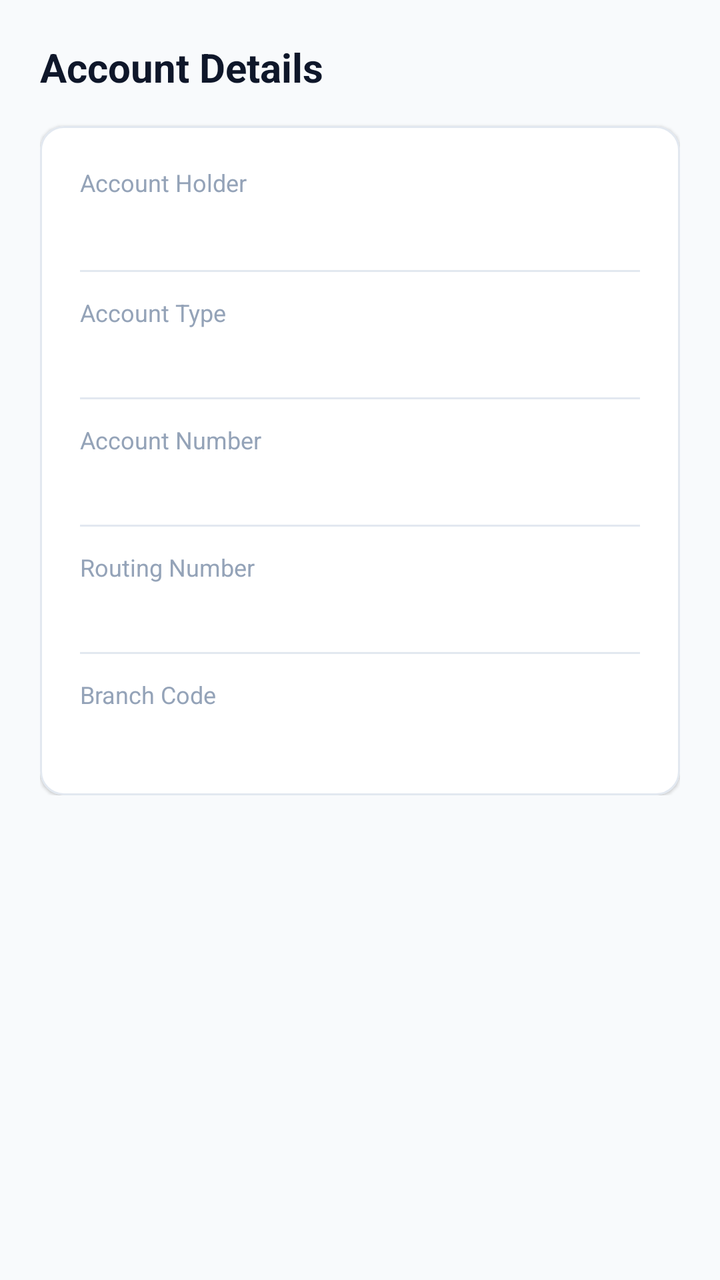
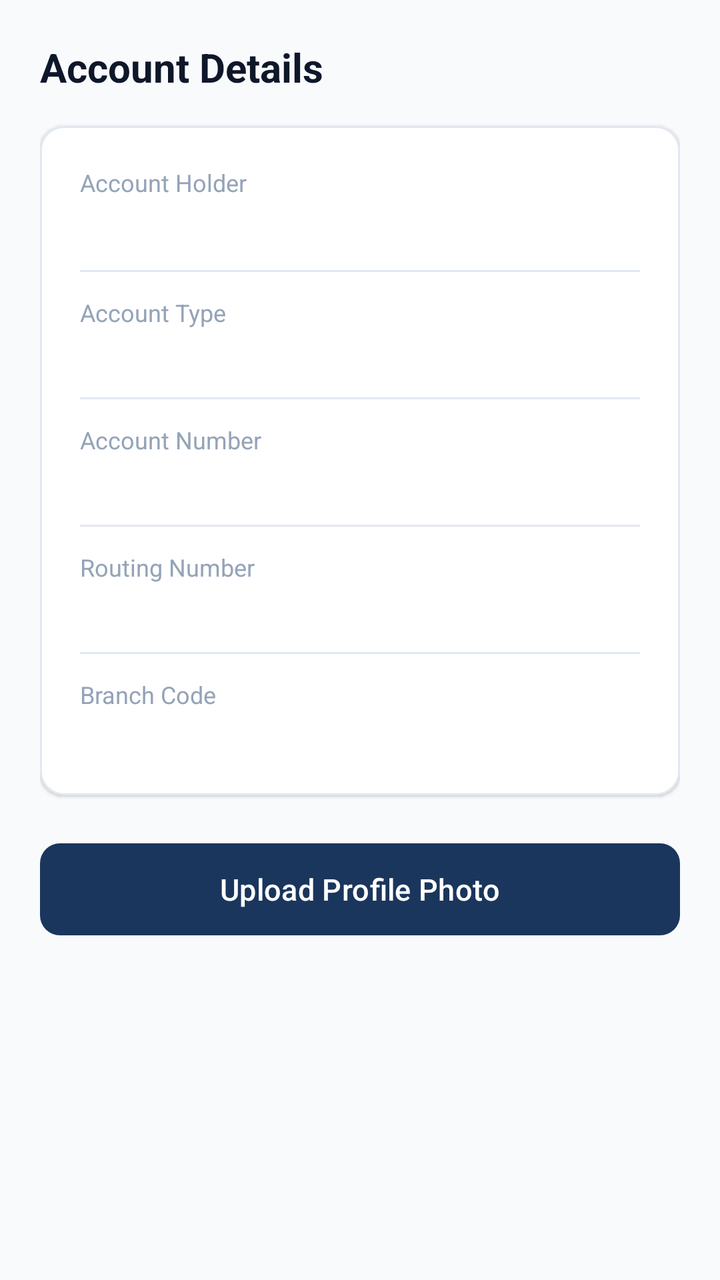

Two renders of the same Android screen: before a commit and after it. Below are the layout's source before the change and the commit's diff.
<!-- AndroidManifest.xml: application theme Theme.VaultLab -->
<!-- res/layout/fragment_account.xml -->
<?xml version="1.0" encoding="utf-8"?>
<ScrollView xmlns:android="http://schemas.android.com/apk/res/android"
    xmlns:app="http://schemas.android.com/apk/res-auto"
    android:layout_width="match_parent"
    android:layout_height="match_parent"
    android:background="@color/gray_background">

    <LinearLayout
        android:layout_width="match_parent"
        android:layout_height="wrap_content"
        android:orientation="vertical"
        android:padding="20dp">

        <TextView
            android:layout_width="wrap_content"
            android:layout_height="wrap_content"
            android:text="@string/account_details"
            android:textColor="@color/text_primary"
            android:textSize="20sp"
            android:textStyle="bold" />

        <com.google.android.material.card.MaterialCardView
            android:layout_width="match_parent"
            android:layout_height="wrap_content"
            android:layout_marginTop="16dp"
            app:cardBackgroundColor="@color/gray_card"
            app:cardCornerRadius="12dp"
            app:cardElevation="1dp"
            app:strokeColor="@color/gray_stroke"
            app:strokeWidth="1dp">

            <LinearLayout
                android:layout_width="match_parent"
                android:layout_height="wrap_content"
                android:orientation="vertical"
                android:padding="20dp">

                <TextView
                    android:layout_width="wrap_content"
                    android:layout_height="wrap_content"
                    android:text="@string/account_holder"
                    android:textColor="@color/text_muted"
                    android:textSize="12sp" />

                <TextView
                    android:id="@+id/tvHolderName"
                    android:layout_width="wrap_content"
                    android:layout_height="wrap_content"
                    android:layout_marginTop="2dp"
                    android:textColor="@color/text_primary"
                    android:textSize="16sp"
                    android:textStyle="bold" />

                <View
                    android:layout_width="match_parent"
                    android:layout_height="1dp"
                    android:layout_marginVertical="12dp"
                    android:background="@color/gray_stroke" />

                <TextView
                    android:layout_width="wrap_content"
                    android:layout_height="wrap_content"
                    android:text="@string/account_type"
                    android:textColor="@color/text_muted"
                    android:textSize="12sp" />

                <TextView
                    android:id="@+id/tvAccountType"
                    android:layout_width="wrap_content"
                    android:layout_height="wrap_content"
                    android:layout_marginTop="2dp"
                    android:textColor="@color/text_primary"
                    android:textSize="15sp" />

                <View
                    android:layout_width="match_parent"
                    android:layout_height="1dp"
                    android:layout_marginVertical="12dp"
                    android:background="@color/gray_stroke" />

                <TextView
                    android:layout_width="wrap_content"
                    android:layout_height="wrap_content"
                    android:text="@string/account_number"
                    android:textColor="@color/text_muted"
                    android:textSize="12sp" />

                <TextView
                    android:id="@+id/tvAccountNumber"
                    android:layout_width="wrap_content"
                    android:layout_height="wrap_content"
                    android:layout_marginTop="2dp"
                    android:textColor="@color/text_primary"
                    android:textSize="15sp"
                    android:textStyle="bold" />

                <View
                    android:layout_width="match_parent"
                    android:layout_height="1dp"
                    android:layout_marginVertical="12dp"
                    android:background="@color/gray_stroke" />

                <TextView
                    android:layout_width="wrap_content"
                    android:layout_height="wrap_content"
                    android:text="@string/routing_number"
                    android:textColor="@color/text_muted"
                    android:textSize="12sp" />

                <TextView
                    android:id="@+id/tvRoutingNumber"
                    android:layout_width="wrap_content"
                    android:layout_height="wrap_content"
                    android:layout_marginTop="2dp"
                    android:textColor="@color/text_primary"
                    android:textSize="15sp" />

                <View
                    android:layout_width="match_parent"
                    android:layout_height="1dp"
                    android:layout_marginVertical="12dp"
                    android:background="@color/gray_stroke" />

                <TextView
                    android:layout_width="wrap_content"
                    android:layout_height="wrap_content"
                    android:text="@string/branch_code"
                    android:textColor="@color/text_muted"
                    android:textSize="12sp" />

                <TextView
                    android:id="@+id/tvBranchCode"
                    android:layout_width="wrap_content"
                    android:layout_height="wrap_content"
                    android:layout_marginTop="2dp"
                    android:textColor="@color/text_primary"
                    android:textSize="15sp" />

            </LinearLayout>

        </com.google.android.material.card.MaterialCardView>

    </LinearLayout>

</ScrollView>
<!-- resources referenced by this layout -->
<resources>
  <color name="gray_background">#F8FAFC</color>
  <color name="gray_card">#FFFFFF</color>
  <color name="gray_stroke">#E2E8F0</color>
  <color name="text_muted">#94A3B8</color>
  <color name="text_primary">#0F172A</color>
  <string name="account_details">Account Details</string>
  <string name="account_holder">Account Holder</string>
  <string name="account_number">Account Number</string>
  <string name="account_type">Account Type</string>
  <string name="branch_code">Branch Code</string>
  <string name="routing_number">Routing Number</string>
  <style name="Theme.VaultLab" parent="Base.Theme.VaultLab" />
  <style name="Base.Theme.VaultLab" parent="Theme.Material3.DayNight.NoActionBar">
          <item name="colorPrimary">@color/navy_primary</item>
          <item name="colorOnPrimary">@color/white</item>
          <item name="colorPrimaryContainer">@color/blue_light</item>
          <item name="colorOnPrimaryContainer">@color/navy_dark</item>
          <item name="colorSecondary">@color/blue_accent</item>
          <item name="android:statusBarColor">@color/navy_dark</item>
          <item name="android:windowLightStatusBar">false</item>
          <item name="android:colorBackground">@color/gray_background</item>
      </style>
  <color name="navy_primary">#1A365D</color>
  <color name="white">#FFFFFFFF</color>
  <color name="blue_light">#EFF6FF</color>
  <color name="navy_dark">#0F172A</color>
  <color name="blue_accent">#2563EB</color>
</resources>

<!-- the commit's change to res/layout/fragment_account.xml (unified diff, before → after) -->
@@ -140,6 +140,16 @@
 
         </com.google.android.material.card.MaterialCardView>
 
+        <com.google.android.material.button.MaterialButton
+            android:id="@+id/btnUploadPhoto"
+            android:layout_width="match_parent"
+            android:layout_height="54dp"
+            android:layout_marginTop="20dp"
+            android:text="@string/btn_upload_photo"
+            android:textColor="@color/white"
+            android:textSize="15sp"
+            app:cornerRadius="10dp" />
+
     </LinearLayout>
 
 </ScrollView>
<!-- resource entries referenced after the edit -->
@@ -10,6 +10,7 @@
   <string name="account_number">Account Number</string>
   <string name="account_type">Account Type</string>
   <string name="branch_code">Branch Code</string>
+  <string name="btn_upload_photo">Upload Profile Photo</string>
   <string name="routing_number">Routing Number</string>
   <style name="Theme.VaultLab" parent="Base.Theme.VaultLab" />
   <style name="Base.Theme.VaultLab" parent="Theme.Material3.DayNight.NoActionBar">
